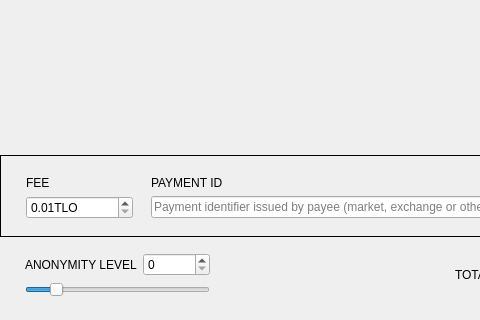
Old version of the form src/Gui/Send/SendFrame.ui in the repository TalleoProject/talleo-gui; both pictures show x 0 to 480 and y 318 to 638 of the 866 by 638 pixel window.
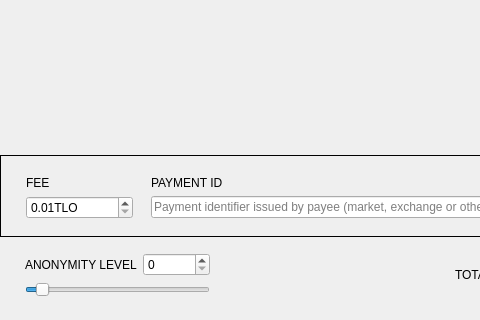
New version of the form. Custom widgets are drawn as their Qt base class.

```diff
--- a/src/Gui/Send/SendFrame.ui
+++ b/src/Gui/Send/SendFrame.ui
@@ -327,7 +327,7 @@
          <number>1</number>
         </property>
         <property name="value">
-         <number>7</number>
+         <number>3</number>
         </property>
         <property name="tracking">
          <bool>false</bool>
```
